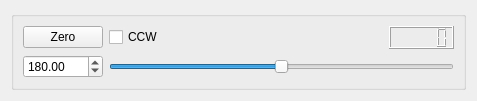
Old version of the form source/wnd/ui/robojoint.ui in the repository ww4u/megarobostudio.
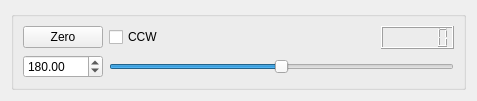
New version of the form.

Patch:
```diff
--- a/source/wnd/ui/robojoint.ui
+++ b/source/wnd/ui/robojoint.ui
@@ -50,7 +50,11 @@
        </widget>
       </item>
       <item row="0" column="5">
-       <widget class="QLCDNumber" name="lcdNumber"/>
+       <widget class="QLCDNumber" name="lcdNumber">
+        <property name="digitCount">
+         <number>6</number>
+        </property>
+       </widget>
       </item>
       <item row="1" column="1" colspan="5">
        <widget class="QSlider" name="horizontalSlider">
```
